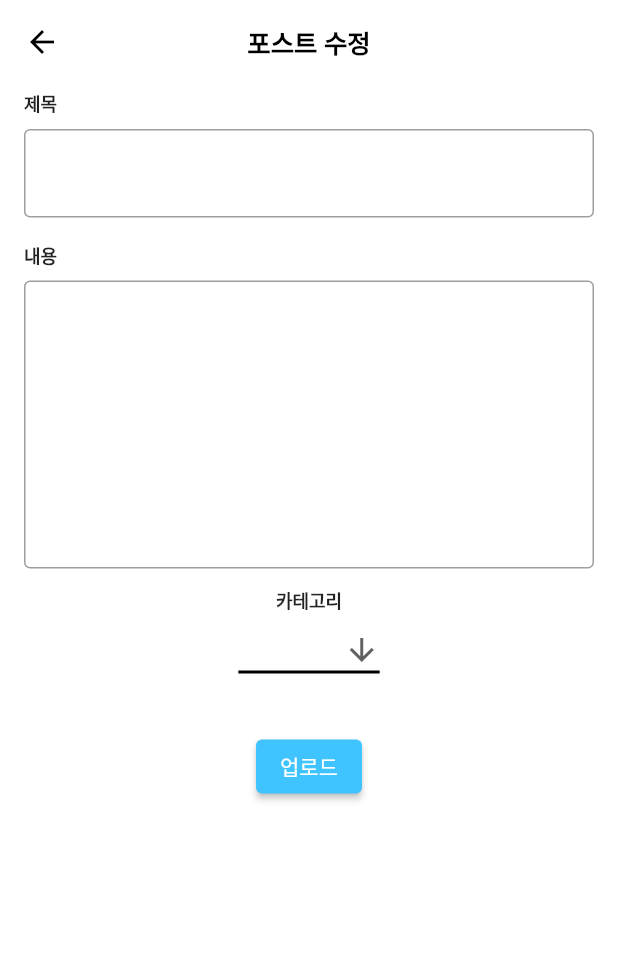
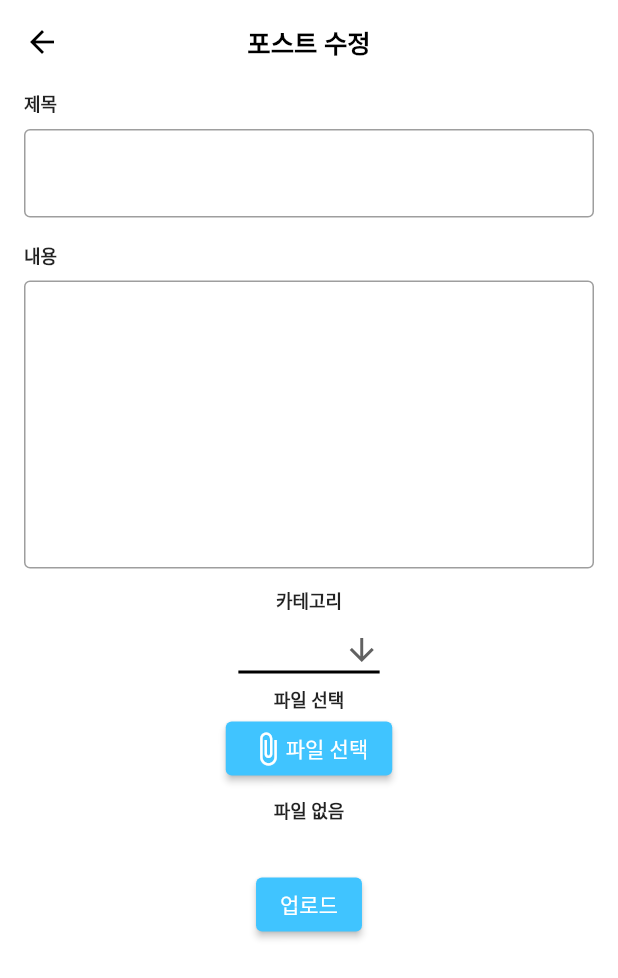
Before and after one commit to Hayun218/CRA, a Flutter app: the Post screen opened directly with empty values, after a tap on the "edit" icon, on a phone screen of 412 x 824 dp. Shown: the top 978 px of the screen. Run offline on Flutter 3.47's test engine with Material 2 defaults, Android fonts, the phone set to English and light mode, and no system bars; our stand-ins replace cloud_firestore, date_format, file_picker, firebase_auth, firebase_core, firebase_storage and 1 more; missing offline and left inert: loading_animations; accounts and stored records are empty.

Commit message:
post design & minor fixes

```diff
--- a/scoop/lib/screens/Post.dart
+++ b/scoop/lib/screens/Post.dart
@@ -1,6 +1,7 @@
 import 'package:cloud_firestore/cloud_firestore.dart';
 import 'package:flutter/material.dart';
 import 'package:scoop/screens/PostEditScreen.dart';
+import 'package:url_launcher/url_launcher.dart';
 
 class Post extends StatefulWidget {
   final Map<String, dynamic> data;
@@ -47,7 +48,7 @@ class _PostState extends State<Post> {
           const SizedBox(height: 10,),
           IntrinsicHeight(
             child: Row(
-              mainAxisAlignment: MainAxisAlignment.center,
+              mainAxisAlignment: MainAxisAlignment.spaceAround,
               children: [
                 IconButton(
                   icon: const Icon(Icons.edit),
@@ -94,15 +95,27 @@ class _PostState extends State<Post> {
           Container(height: 1, width: 370, color: Colors.grey),
           const SizedBox(height: 10,),
           if (widget.data['link'].isEmpty) ...[
-            const SizedBox.shrink(),
+            SizedBox(
+              width: 370,
+              child: Text(widget.data['content']),
+            ),
           ] else ...[
             Image.network(widget.data['link'], fit: BoxFit.fitWidth,),
+            const SizedBox(height: 10,),
+            SizedBox(
+              width: 370,
+              child: Text(widget.data['content']),
+            ),
+            const SizedBox(height: 10,),
+            Row(children: const [
+              Icon(Icons.attach_file),
+              Text('첨부파일', style: TextStyle(fontWeight: FontWeight.bold)),
+            ],),
+            ListTile(
+              title: widget.data['filename'],
+              onTap: () => launch(widget.data['link']),
+            ),
           ],
-          const SizedBox(height: 10,),
-          SizedBox(
-            width: 370,
-            child: Text(widget.data['content']),
-          ),
         ],
       ),
     );
--- a/scoop/lib/screens/PostAddScreen.dart
+++ b/scoop/lib/screens/PostAddScreen.dart
@@ -182,12 +182,11 @@ class _PostAddState extends State<PostAddScreen>{
             ElevatedButton(
               onPressed: () async {
                 if (formKey.currentState!.validate()) {
-                  String a, b = '';
                   formKey.currentState!.save();
                   if (file == null) {
                     addPostNoFiles();
                   } else {
-
+                    uploadFile();
                   }
                   Navigator.pop(context);
                 }
--- a/scoop/lib/screens/PostEditScreen.dart
+++ b/scoop/lib/screens/PostEditScreen.dart
@@ -1,6 +1,12 @@
+import 'dart:io';
+
+import 'package:file_picker/file_picker.dart';
+import 'package:firebase_storage/firebase_storage.dart';
 import 'package:flutter/material.dart';
 import 'package:cloud_firestore/cloud_firestore.dart';
 import 'package:scoop/screens/PostAddScreen.dart';
+import 'package:path/path.dart' as Path;
+import 'package:scoop/api/file_api.dart';
 
 class PostEditScreen extends StatefulWidget {
   final Map<String, dynamic> data;
@@ -19,24 +25,57 @@ class _PostEditState extends State<PostEditScreen>{
   final formKey = GlobalKey<FormState>();
   CollectionReference notice = FirebaseFirestore.instance.collection('notice');
 
-  Future<void> editPost() async {
+  Future<void> editPost(String urlDownload, String fileName) async {
     return notice.doc(widget.id).update({
       'title': title, //포스트 제목
       'author': widget.data['author'], //현재 유저 (user?.uid)
       'content': content, //포스트 내용
       'category': category, //카테고리
+      'link': urlDownload,
+      'filename': fileName,
     }).then((value) => print("업로드 성공"))
     .catchError((error) => print("문제가 발생했습니다: $error"));
+  }
+
+  Future<void> editPostNoFiles() async {
+    return notice.doc(widget.id).update({
+      'title': title, //포스트 제목
+      'author': widget.data['author'], //현재 유저 (user?.uid)
+      'content': content, //포스트 내용
+      'category': category, //카테고리
+      'link': '',
+      'filename': '',
+    }).then((value) => print("업로드 성공"))
+    .catchError((error) => print("문제가 발생했습니다: $error"));
+  }
+
+  Future uploadFile() async {
+    if (file == null)  return;
+
+    final fileName = Path.basename(file!.path);
+    final destination = 'files/$fileName';
+
+    task = FileApi.uploadFile(destination, file!);
+
+    if (task == null) return;
+
+    final snapshot = await task!.whenComplete(() {});
+    final urlDownload = await snapshot.ref.getDownloadURL();
+
+    editPost(urlDownload, fileName);
   }
 
   String title = '';
   String coach = '';
   String content = '';
   String category = '';
+  File? file;
+  UploadTask? task;
 
   @override
   Widget build(BuildContext context) {
     category = widget.data['category'];
+    final fileName = file != null ? Path.basename(file!.path) : '파일 없음';
 
     return
     Scaffold(
@@ -120,12 +159,40 @@ class _PostEditState extends State<PostEditScreen>{
                   );
                 }).toList(),
             ),
+            const Text(
+              '파일 선택',
+              style: TextStyle(
+                fontSize: 12.0,
+                fontWeight: FontWeight.w700,
+              ),
+            ),
+            ElevatedButton(
+              style: ButtonStyle(backgroundColor: MaterialStateProperty.all<Color>(Colors.lightBlueAccent)),
+              child: Row(
+                mainAxisSize: MainAxisSize.min,
+                children: const [
+                  Icon(Icons.attach_file),
+                  Text(
+                    '파일 선택'
+                  ),
+                ],
+              ),
+              onPressed: () {
+                selectFile();
+              },
+            ),
+            const SizedBox(height: 8,),
+            Text(fileName, style: const TextStyle(fontSize: 12.0, fontWeight: FontWeight.bold)),
             Container(height: 30.0,),
             ElevatedButton(
               onPressed: () async {
                 if (formKey.currentState!.validate()) {
                   formKey.currentState!.save();
-                  editPost();
+                  if (file == null) {
+                    editPostNoFiles();
+                  } else {
+                    uploadFile();
+                  }
                   Navigator.pop(context);
                   Navigator.pop(context);
                 }
@@ -143,4 +210,13 @@ class _PostEditState extends State<PostEditScreen>{
       ),
     );
   }
+
+  Future selectFile() async {
+    final result = await FilePicker.platform.pickFiles(allowMultiple: false);
+
+    if (result == null) return;
+    final path = result.files.single.path!;
+
+    setState(() => file = File(path));
+  }
 }
```
